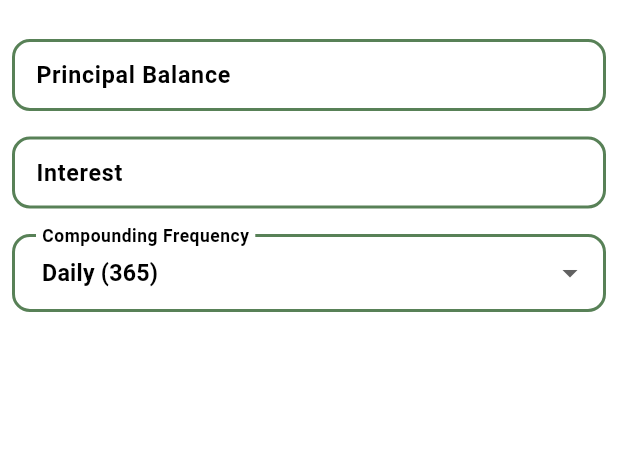
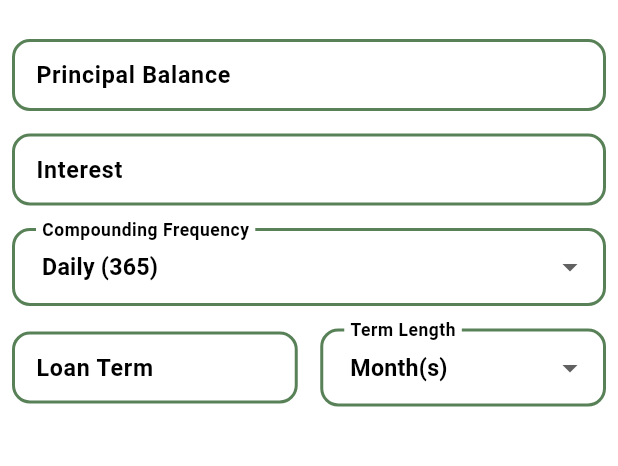
Before and after one commit to zachpfaltzgraff/Loan-Calculator, a Flutter app: the screen it shows after launch, on a phone screen of 412 x 824 dp, the part 57-523 px from its top. Run offline on Flutter 3.47's test engine with Material 3 defaults, Android fonts, the light colour scheme and no system bars; our stand-ins replace shared_preferences, vibration.

Commit message:
loan term

```diff
--- a/loan_calculator/lib/components/calculator_inputs.dart
+++ b/loan_calculator/lib/components/calculator_inputs.dart
@@ -4,7 +4,6 @@ import 'package:loan_calculator/themes/vibrator.dart';
 import 'package:loan_calculator/widgets/input.dart';
 import 'package:loan_calculator/widgets/input_validations.dart';
 import 'package:provider/provider.dart';
-import 'package:dropdown_button2/dropdown_button2.dart';
 
 class CalculatorInputs extends StatefulWidget {
   const CalculatorInputs({super.key});
@@ -27,6 +26,14 @@ class _CalculatorInputsState extends State<CalculatorInputs> {
   ];
   int selectedCompoundingIndex = 0;
 
+  List<String> loanTerms = [
+    'Month(s)',
+    'Year(s)',
+  ];
+  int selectedLoanTermIndex= 0;
+  TextEditingController loanTermController = TextEditingController();
+  FocusNode loanNode = FocusNode();
+
   @override
   Widget build(BuildContext context) {
     final theme = Provider.of<Themes>(context);
@@ -34,6 +41,7 @@ class _CalculatorInputsState extends State<CalculatorInputs> {
     return Padding(
       padding: const EdgeInsets.all(8.0),
       child: Column(
+        spacing: 15,
         children: [
           InputBox(
             hintText: 'Principal Balance',
@@ -63,26 +71,51 @@ class _CalculatorInputsState extends State<CalculatorInputs> {
               InputValidation.onlyNumbers(),
             ],
           ),
-          compoundingInterestBox(theme, context),
+          // compounding frequency box
+          dropdownWidget(theme, context, selectedCompoundingIndex, compoundingFrequency, 'Compounding Frequency'),
+
+          // Loan Term
+          Row(
+            spacing: 15,
+            children: [
+              Flexible(
+                child: InputBox(
+                  hintText: 'Loan Term',
+                  controller: loanTermController,
+                  outlinedColor: theme.primaryColor,
+                  backgroundColor: theme.backgroundColor,
+                  errorStyle: theme.hintStyle(context).copyWith(color: Colors.red),
+                  hintStyle: theme.textStyle(context),
+                  focusNode: loanNode,
+                  textInputType: TextInputType.numberWithOptions(decimal: true),
+                  validations: [
+                    InputValidation.onlyNumbers(),
+                  ],
+                ),
+              ),
+              Flexible(
+                child: dropdownWidget(theme, context, selectedLoanTermIndex, loanTerms, 'Term Length')),
+            ],
+          )
         ],
       ),
     );
   }
 
-  DropdownButtonFormField<int> compoundingInterestBox(Themes theme, BuildContext context) {
+  Widget dropdownWidget(Themes theme, BuildContext context, int index, List<String> list, String label) {
     return DropdownButtonFormField<int>(
-      value: selectedCompoundingIndex,
+      value: index,
       onChanged: (int? newIndex) {
-        if (selectedCompoundingIndex != newIndex) Vibrator().vibrateShort();
+        if (index != newIndex) Vibrator().vibrateShort();
         setState(() {
-          selectedCompoundingIndex = newIndex!;
+          index = newIndex!;
         });
       },
       onTap: () {
         Vibrator().vibrateShort();
       },
       decoration: InputDecoration(
-        labelText: 'Compounding Frequency',
+        labelText: label,
         labelStyle: theme.textStyle(context),
         filled: true,
         fillColor: theme.backgroundColor,
@@ -112,8 +145,8 @@ class _CalculatorInputsState extends State<CalculatorInputs> {
       dropdownColor: theme.backgroundColor,
       icon: const Icon(Icons.arrow_drop_down_outlined),
       borderRadius: BorderRadius.circular(12),
-      items: List.generate(compoundingFrequency.length, (index) {
-        final item = compoundingFrequency[index];
+      items: List.generate(list.length, (index) {
+        final item = list[index];
         return DropdownMenuItem<int>(
           value: index,
           child: Text(item, style: theme.textStyle(context)),
--- a/loan_calculator/lib/widgets/input.dart
+++ b/loan_calculator/lib/widgets/input.dart
@@ -116,10 +116,6 @@ class _InputBoxState extends State<InputBox> {
             contentPadding: const EdgeInsets.symmetric(horizontal: 12, vertical: 10),
           ),
         ),
-        Text(
-          errorText ?? ' ',
-          style: widget.errorStyle,
-        ),
       ]
     );
   }
--- a/loan_calculator/pubspec.yaml
+++ b/loan_calculator/pubspec.yaml
@@ -38,7 +38,6 @@ dependencies:
   provider: ^6.1.5+1
   intl: ^0.20.2
   vibration: ^3.1.4
-  dropdown_button2: ^2.3.9
 
 dev_dependencies:
   flutter_test:
```
Also changed, not shown: loan_calculator/pubspec.lock.
